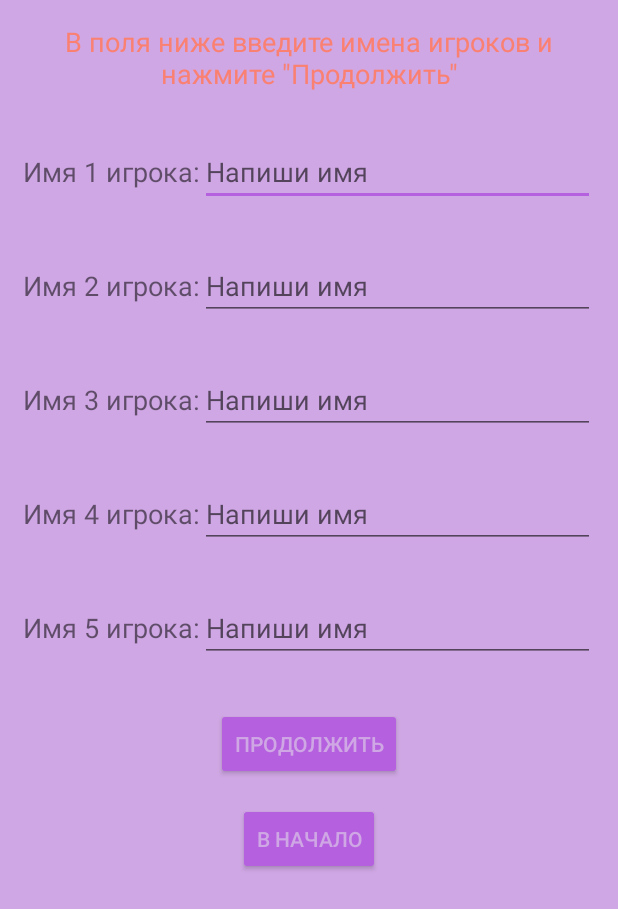
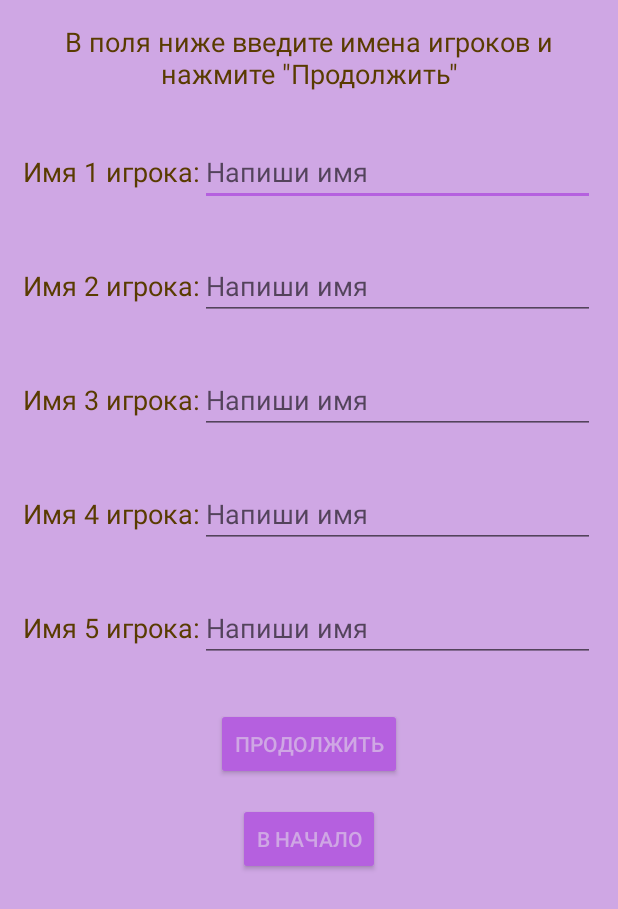
Before and after one commit to gusssar/101_game, an Android app: the screen it shows after launch (FiveNameActivity), after a tap on an icon or button, on a phone screen of 412 x 824 dp. Shown: the top 909 px of the screen. Run offline under Robolectric (Android 15) with nearby library versions, the phone set to English and light mode, and no system bars.

Commit message:
localization, color text, add string in notifications, close empty fields

```diff
--- a/app/src/main/res/layout/activity__splash.xml
+++ b/app/src/main/res/layout/activity__splash.xml
@@ -9,7 +9,6 @@
         android:id="@+id/sky"
         android:layout_width="fill_parent"
         android:layout_height="fill_parent"
-        android:contentDescription="@string/sky"
         android:src="@drawable/sky" />
 
     <ImageView
@@ -17,7 +16,6 @@
         android:layout_width="wrap_content"
         android:layout_height="wrap_content"
         android:layout_centerHorizontal="true"
-        android:contentDescription="@string/sun"
         android:scaleType="fitCenter"
         android:src="@drawable/ic_101_label" />
 
@@ -26,7 +24,6 @@
         android:layout_width="fill_parent"
         android:layout_height="150dp"
         android:layout_alignParentBottom="true"
-        android:contentDescription="@string/grass"
         android:src="@drawable/grass" />
 
     <ImageView
--- a/app/src/main/res/layout/activity_five_name.xml
+++ b/app/src/main/res/layout/activity_five_name.xml
@@ -17,8 +17,8 @@
         android:gravity="center"
         android:layout_margin="15dp"
         android:textSize="18dp"
-        android:textColor="#FA8072"
         android:layout_height="wrap_content"
+        android:textColor="@color/colorTitle"
         android:text="@string/input_name"/>
 
     <LinearLayout
@@ -29,6 +29,7 @@
         <TextView
             android:layout_width="wrap_content"
             android:layout_height="wrap_content"
+            android:textColor="@color/colorTitle"
             android:textSize="18dp"
             android:text="@string/info_player_1"/>
         <EditText
@@ -37,7 +38,7 @@
             android:layout_height="wrap_content"
             android:inputType="textPersonName|textCapWords"
             android:maxLength="10"
-            android:hint="@string/player_1_name_hint"/>
+            android:hint="@string/player_name_hint"/>
     </LinearLayout>
     <LinearLayout
         android:layout_width="match_parent"
@@ -47,6 +48,7 @@
         <TextView
             android:layout_width="wrap_content"
             android:layout_height="wrap_content"
+            android:textColor="@color/colorTitle"
             android:textSize="18dp"
             android:text="@string/info_player_2"/>
         <EditText
@@ -55,7 +57,7 @@
             android:layout_height="wrap_content"
             android:maxLength="10"
             android:inputType="textPersonName|textCapWords"
-            android:hint="@string/player_2_name_hint"/>
+            android:hint="@string/player_name_hint"/>
     </LinearLayout>
     <LinearLayout
         android:layout_width="match_parent"
@@ -65,6 +67,7 @@
         <TextView
             android:layout_width="wrap_content"
             android:layout_height="wrap_content"
+            android:textColor="@color/colorTitle"
             android:textSize="18dp"
             android:text="@string/info_player_3"/>
         <EditText
@@ -73,7 +76,7 @@
             android:layout_height="wrap_content"
             android:maxLength="10"
             android:inputType="textPersonName|textCapWords"
-            android:hint="@string/player_3_name_hint"/>
+            android:hint="@string/player_name_hint"/>
     </LinearLayout>
     <LinearLayout
         android:layout_width="match_parent"
@@ -83,6 +86,7 @@
         <TextView
             android:layout_width="wrap_content"
             android:layout_height="wrap_content"
+            android:textColor="@color/colorTitle"
             android:textSize="18dp"
             android:text="@string/info_player_4"/>
         <EditText
@@ -91,7 +95,7 @@
             android:layout_height="wrap_content"
             android:maxLength="10"
             android:inputType="textPersonName|textCapWords"
-            android:hint="@string/player_4_name_hint"/>
+            android:hint="@string/player_name_hint"/>
     </LinearLayout>
     <LinearLayout
         android:layout_width="match_parent"
@@ -101,6 +105,7 @@
         <TextView
             android:layout_width="wrap_content"
             android:layout_height="wrap_content"
+            android:textColor="@color/colorTitle"
             android:textSize="18dp"
             android:text="@string/info_player_5"/>
         <EditText
@@ -109,7 +114,7 @@
             android:layout_height="wrap_content"
             android:maxLength="10"
             android:inputType="textPersonName|textCapWords"
-            android:hint="@string/player_5_name_hint"/>
+            android:hint="@string/player_name_hint"/>
     </LinearLayout>
 
     <Button
--- a/app/src/main/res/values/strings.xml
+++ b/app/src/main/res/values/strings.xml
@@ -6,17 +6,19 @@
     <string name="count_score">Подсчитать очки</string>
     <string name="clear">Новая игра</string>
 
-    <string name="welcome_text">Добро пожаловать в программу \"Подсчёт очков игры 101\"!\n
-                                                                                        \n
-                                Для начала игры выберите кол-во участников: </string>
-    <string name="win_text">Поздравляю! \n
-                            Победитель:</string>
+    <string name="welcome_text">Добро пожаловать в программу Подсчёт очков игры 101!    Для начала игры выберите кол-во участников:</string>
+    <string name="win_text">Поздравляю!   Победитель:</string>
 
     <string name="two_player">Два\nигрока</string>
     <string name="three_player">Три\nигрока</string>
     <string name="four_player">Четыре\nигрока</string>
     <string name="five_player">Пять\nигроков</string>
     <string name="game_rules">Правила игры</string>
+
+    <string name="two_game_title">101: игра для двоих</string>
+    <string name="three_game_title">101: игра для троих</string>
+    <string name="four_game_title">101: игра для четверых</string>
+    <string name="five_game_title">101: игра для пятерых</string>
 
     <string name="input_name">В поля ниже введите имена игроков и нажмите \"Продолжить\"</string>
     <string name="info_player_1">Имя 1 игрока:</string>
@@ -25,35 +27,36 @@
     <string name="info_player_4">Имя 4 игрока:</string>
     <string name="info_player_5">Имя 5 игрока:</string>
 
-    <string name="player_1_name_hint">Напиши имя</string>
-    <string name="player_2_name_hint">Напиши имя</string>
-    <string name="player_3_name_hint">Напиши имя</string>
-    <string name="player_4_name_hint">Напиши имя</string>
-    <string name="player_5_name_hint">Напиши имя</string>
+    <string name="player_name_hint">Напиши имя</string>
 
     <string name="Next">Продолжить</string>
     <string name="Begin">В начало</string>
     <string name="GameRulesTitle">Правила игры</string>
     <string name="GameRulesFullList">
-        Играют колодой карт от 36 карт.\n
+        Играют колодой карт из 36 карт.\n
         Сдаются карты по 4 каждому игроку, а сдатчику 3 (четвертую карту он кладёт на кон).\n
         Колода кладётся на середину стола.\n
-        В первой игре первый ход достаётся случайно выбранному игроку, а далее игроку, победившему в прошлой игре.\n
+        В первой игре первый ход достаётся сдатчику, а далее игроку, победившему в прошлой игре.\n
         Игроку после сдатчика нужно побить карту на коне. Ходят в данной игре по часовой стрелке.\n
         Следующий игрок может положить на неё карту той же масти или того же достоинства.\n
-        Если у него нет требуемой карты, он может брать только одну карту, при этом он всё равно может использовать карту из своего арсенала — если же она не подошла, ход переходит к следующему игроку.\n
-        Если карты в колоде кончаются, то со стопки открытых карт снимается верхняя и оставляется открытой на столе, остальные же переворачиваются и снова служат колодой.\n\n
+        Если у него нет требуемой карты, он может брать только одну карту, при этом он всё равно
+        может использовать карту из своего арсенала — если же она не подошла, ход переходит к следующему игроку.\n
+        Если карты в колоде кончаются, то со стопки открытых карт снимается верхняя и оставляется
+        открытой на столе, остальные же переворачиваются и снова служат колодой.\n\n
         Специальные карты требуют после себя определённых действий от следующего игрока:\n\n
-        6 — игрок, который походил, должен «покрыть» её — положить другую карту, соответствующую правилам (если нет подходящих — брать из колоды, пока не найдёт нужную).\n
+        6 — игрок, который походил, должен «покрыть» её — положить другую карту, соответствующую
+        правилам (если нет подходящих — брать из колоды, пока не найдёт нужную).\n
         7 — следующий игрок должен взять 2 карты и пропустить ход.\n
         8 — следующий игрок должен взять 1 карту и пропустить ход.\n
         Туз — следующий игрок пропускает ход.\n
-        Дама является козырем. Игрок, выложивший даму, может заказать любую масть. Следующий игрок, в этом случае, может положить карту только заказанной масти или даму (и заказать любую масть).\n
+        Дама является козырем. Игрок, выложивший даму, может заказать любую масть. Следующий игрок,
+        в этом случае, может положить карту только заказанной масти или даму (и заказать любую масть).\n
         Король пик - Следующий игрок должен взять 4 карты и пропустить ход.\n\n
-        Цель одного кона игры заключается в том, чтобы избавиться от всех карт на руках. Выигрывает первый избавившийся от своих карт. Остальные считают очки на картах, оставшиеся у них на руках.\n\n
+        Цель одного кона игры заключается в том, чтобы избавиться от всех карт на руках. Выигрывает
+        первый избавившийся от своих карт. Остальные считают очки на картах, оставшиеся у них на руках.\n\n
         Проигрывает тот, кто наберет в сумме более 101 очка.</string>
     <string name="GameRulesShortList">  Кратко:\n
-                                        6 — необходимо покрыть «покрыть» самостоятельно.\n
+                                        6 — необходимо «покрыть» самостоятельно.\n
                                         7 — следующий берёт 2 карты и пропускает.\n
                                         8 — следующий берёт 1 карту и пропускает.\n
                                         Туз — следующий пропускает.\n
@@ -69,17 +72,17 @@
                                 Валет — 2 балла,\n
                                 Дама — 3 балла,\n
                                 Король — 4 балла,\n
-                                Туз — 11 баллов,\n
+                                Туз — 11 баллов,\n\n
                                 Если остаётся только:\n
                                 Дама Пик — 40 баллов,\n
-                                Дама (не Пик) — 20 баллов,\n
+                                Дама (не Пик) — 20 баллов,\n\n
                                 Если игрок кладёт на кон последнюю:\n
                                 Дама Пик — -40 баллов,\n
                                 Дама (не Пик) — -20 баллов.\n
     </string>
 
-    <string name="sun">Солнце</string>
-    <string name="grass">Трава</string>
-    <string name="sky">Небо</string>
+
+    <string name="TOAST_INPUT_FIELDS">Заполните поля!</string>
+    <string name="TOAST_TO_ZERO"> обнуляет результат!</string>
 
 </resources>
```
Also changed, not shown: app/src/main/java/com/gusssar/alexeev/podschet_kart_2/FiveGameActivity.java (+7 -5 lines), app/src/main/java/com/gusssar/alexeev/podschet_kart_2/FiveNameActivity.java (+22 -8 lines), app/src/main/java/com/gusssar/alexeev/podschet_kart_2/FourGameActivity.java (+6 -4 lines), app/src/main/java/com/gusssar/alexeev/podschet_kart_2/FourNameActivity.java (+15 -5 lines), app/src/main/java/com/gusssar/alexeev/podschet_kart_2/ThreeGameActivity.java (+5 -3 lines), app/src/main/java/com/gusssar/alexeev/podschet_kart_2/ThreeNameActivity.java (+16 -5 lines), app/src/main/java/com/gusssar/alexeev/podschet_kart_2/TwoGameActivity.java (+8 -3 lines), app/src/main/java/com/gusssar/alexeev/podschet_kart_2/TwoNameActivity.java (+13 -4 lines), app/src/main/res/layout/activity_five_game.xml (+12 -1 lines), app/src/main/res/layout/activity_four_game.xml (+10 -1 lines), app/src/main/res/layout/activity_four_name.xml (+9 -5 lines), app/src/main/res/layout/activity_three_game.xml (+8 -1 lines), app/src/main/res/layout/activity_three_name.xml (+7 -4 lines), app/src/main/res/layout/activity_two_game.xml (+6 -1 lines), 1 more files, 1 other file.
